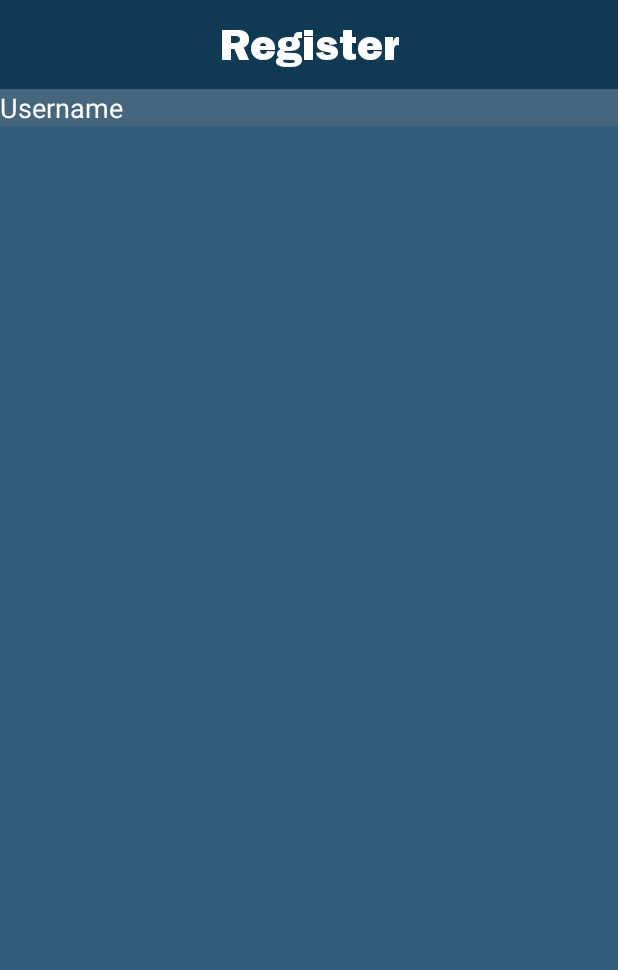
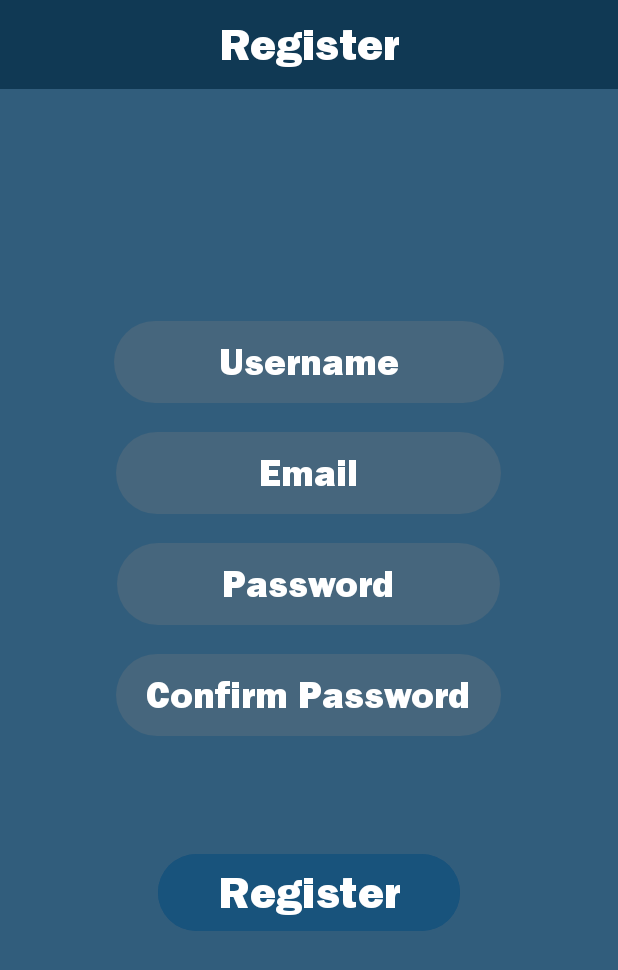
Before and after one commit to 22DP3RGris/ForgetfulCoder, an Android app: the Register screen opened directly, with no data from a screen before it, on a phone screen of 412 x 824 dp. Shown: the top 970 px of the screen. Run offline under Robolectric (Android 15) with nearby library versions, the phone set to English and light mode, and no system bars.

Commit message:
register

```diff
--- /dev/null
+++ b/app/src/main/res/drawable/username_button_border.xml
@@ -0,0 +1,11 @@
+<?xml version="1.0" encoding="utf-8"?>
+<layer-list xmlns:android="http://schemas.android.com/apk/res/android">
+
+    <!-- Upper rectangle (background color) -->
+    <item android:bottom="5dp" android:top="5dp">
+        <shape android:shape="rectangle">
+            <solid android:color="@color/login_register_text" />
+            <corners android:radius="30dp"/>
+        </shape>
+    </item>
+</layer-list>
--- a/app/src/main/res/layout/activity_register.xml
+++ b/app/src/main/res/layout/activity_register.xml
@@ -21,14 +21,85 @@
 
 
     <EditText
-        android:id="@+id/username"
+        android:id="@+id/usernameReg"
         android:text="@string/username"
         android:textColor="@color/white"
         android:layout_below="@+id/headregister"
-        android:background="@color/login_register_text"
-        android:layout_width="match_parent"
+        android:background="@drawable/username_button_border"
+        android:layout_width="wrap_content"
         android:layout_height="wrap_content"
+        android:textAlignment="center"
+        android:layout_centerHorizontal="true"
+        android:layout_marginTop="150dp"
+        android:fontFamily="@font/franklingothicheavy"
+        android:textSize="25dp"
+        android:paddingVertical="15dp"
+        android:paddingHorizontal="70dp"
         />
+
+    <EditText
+        android:id="@+id/emailReg"
+        android:text="@string/email"
+        android:textColor="@color/white"
+        android:layout_below="@+id/usernameReg"
+        android:background="@drawable/username_button_border"
+        android:layout_width="wrap_content"
+        android:layout_height="wrap_content"
+        android:textAlignment="center"
+        android:layout_centerHorizontal="true"
+        android:fontFamily="@font/franklingothicheavy"
+        android:textSize="25dp"
+        android:layout_marginTop="10dp"
+        android:paddingVertical="15dp"
+        android:paddingHorizontal="95dp"
+        />
+
+    <EditText
+        android:id="@+id/passwordReg"
+        android:text="@string/password"
+        android:textColor="@color/white"
+        android:layout_below="@+id/emailReg"
+        android:background="@drawable/username_button_border"
+        android:layout_width="wrap_content"
+        android:layout_height="wrap_content"
+        android:textAlignment="center"
+        android:layout_centerHorizontal="true"
+        android:fontFamily="@font/franklingothicheavy"
+        android:textSize="25dp"
+        android:layout_marginTop="10dp"
+        android:paddingVertical="15dp"
+        android:paddingHorizontal="70dp"
+        />
+
+    <EditText
+        android:id="@+id/passwordConReg"
+        android:text="@string/passwordcon"
+        android:textColor="@color/white"
+        android:layout_below="@+id/passwordReg"
+        android:background="@drawable/username_button_border"
+        android:layout_width="wrap_content"
+        android:layout_height="wrap_content"
+        android:textAlignment="center"
+        android:layout_centerHorizontal="true"
+        android:fontFamily="@font/franklingothicheavy"
+        android:textSize="25dp"
+        android:layout_marginTop="10dp"
+        android:paddingVertical="15dp"
+        android:paddingHorizontal="20dp"
+        />
+    <Button
+        android:id="@+id/registerBtn"
+        android:layout_below="@+id/passwordConReg"
+        android:layout_marginTop="70dp"
+        android:text="@string/register"
+        android:fontFamily="@font/franklingothicheavy"
+        android:textSize="30dp"
+        android:textAlignment="center"
+        android:layout_centerHorizontal="true"
+        android:layout_width="wrap_content"
+        android:layout_height="wrap_content"
+        android:backgroundTint="@color/login_register_button_color"
+        android:paddingHorizontal="40dp"/>
 
 
 
--- a/app/src/main/res/values/strings.xml
+++ b/app/src/main/res/values/strings.xml
@@ -68,6 +68,9 @@
     <!--Register and Login -->
     <string name="register">Register</string>
     <string name="username">Username</string>
+    <string name="email">Email</string>
+    <string name="password">Password</string>
+    <string name="passwordcon">Confirm Password</string>
 
 
     <!-- Other Strings -->
```
